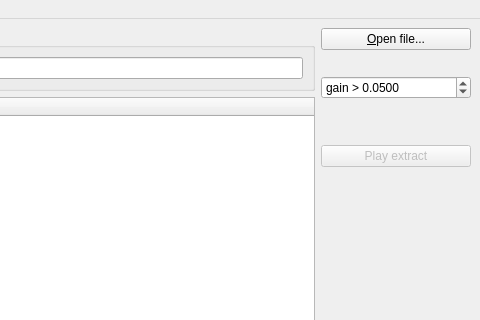
Before: the Qt Designer form src/gui/pling-plong-odometer.ui in havardgulldahl/pling-plong-odometer, drawn with Qt 5; both pictures show x 420 to 900 and y 0 to 320 of the 900 by 710 pixel window.
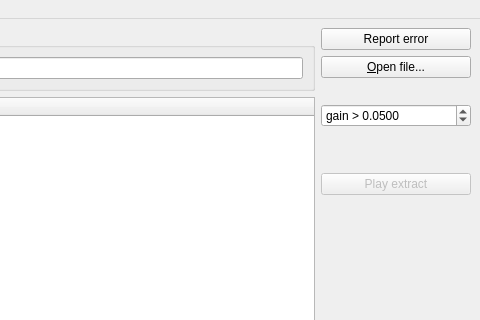
After: the same form once the commit is applied. Icons and pictures are not drawn.

Commit message: adding error reporting button

Patch:
```diff
--- a/src/gui/pling-plong-odometer.ui
+++ b/src/gui/pling-plong-odometer.ui
@@ -305,6 +305,16 @@
     </item>
     <item row="0" column="1">
      <layout class="QVBoxLayout" name="verticalLayout">
+      <item>
+       <widget class="QPushButton" name="errorButton">
+        <property name="statusTip">
+         <string>Experiencing errors or glitches? Report it!</string>
+        </property>
+        <property name="text">
+         <string>Report error</string>
+        </property>
+       </widget>
+      </item>
       <item>
        <widget class="QPushButton" name="loadFileButton">
         <property name="statusTip">
```
